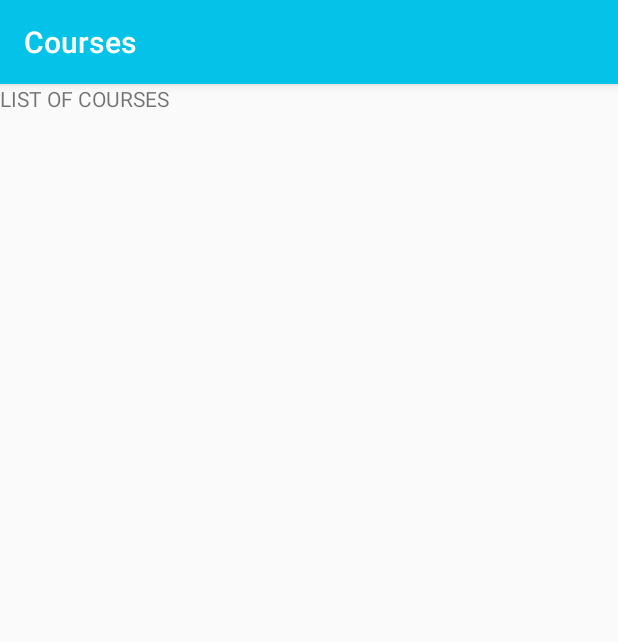
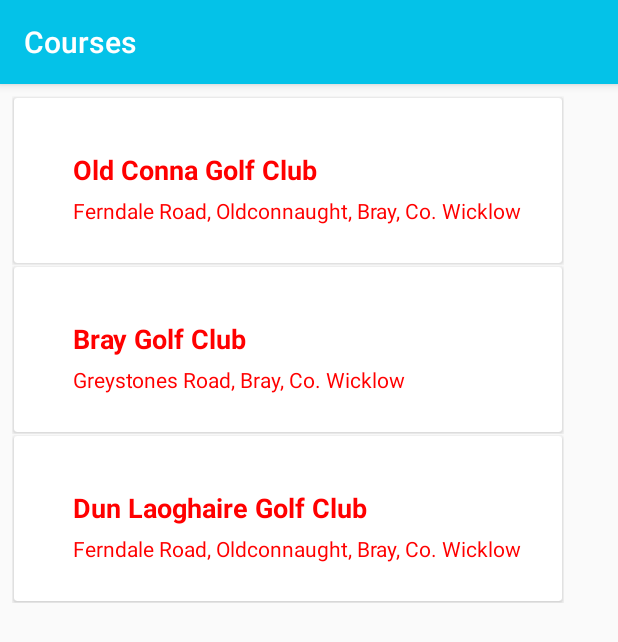
Before and after one commit to sullo09/GolfApp, an Android app: the Courses screen opened directly, with no data from a screen before it, on a phone screen of 412 x 824 dp. Shown: the top 642 px of the screen. Run offline under Robolectric (Android 15) with nearby library versions, the phone set to English and light mode, and no system bars.

Commit message:
tuesday 15rd May

```diff
--- a/app/src/debug/res/values/google_maps_api.xml
+++ b/app/src/debug/res/values/google_maps_api.xml
@@ -8,7 +8,7 @@
 
     You can also add your credentials to an existing key, using these values:
 
-    Package name:
+    Packnameename:
     3E:A9:55:70:D8:17:62:CF:CE:44:04:D4:6B:4B:F8:F7:A9:88:A6:A0
 
     SHA-1 certificate fingerprint:
--- /dev/null
+++ b/app/src/main/java/Adaptor/MyAdapter.java
@@ -0,0 +1,83 @@
+package Adaptor;
+
+import android.content.Context;
+import android.content.Intent;
+import android.support.v7.widget.RecyclerView;
+import android.view.LayoutInflater;
+import android.view.View;
+import android.view.ViewGroup;
+import android.widget.TextView;
+import android.widget.Toast;
+
+import com.example.sullo.golfapp.PlayRound;
+import com.example.sullo.golfapp.R;
+
+import java.util.List;
+
+import Model.ListItem;
+
+/**
+ * Created by sullo on 14/05/2018.
+ */
+
+//
+public class MyAdapter extends RecyclerView.Adapter<MyAdapter.ViewHolder> {
+
+    private Context context;
+    private List<ListItem> listItems;
+
+    public MyAdapter(Context context, List listitem){
+        this.context = context;
+        this.listItems = listitem;
+    }
+
+    @Override
+    public ViewHolder onCreateViewHolder(ViewGroup parent, int viewType) {
+        View view = LayoutInflater.from(parent.getContext())
+                .inflate(R.layout.list_row,parent,false);
+        return new ViewHolder(view);
+    }
+
+    @Override
+    public void onBindViewHolder(MyAdapter.ViewHolder holder, int position) {
+
+        ListItem item = listItems.get(position);
+
+        holder.courseName.setText(item.getCourseName());
+        holder.description.setText(item.getDescription());
+    }
+
+    @Override
+    public int getItemCount() {
+        return listItems.size();
+    }
+
+    // set up all our widgets
+    public class ViewHolder extends RecyclerView.ViewHolder implements View.OnClickListener{
+        public TextView courseName;
+        public  TextView description;
+
+        public ViewHolder(View itemView) {
+            super(itemView);
+
+            itemView.setOnClickListener(this);
+
+            courseName = (TextView) itemView.findViewById(R.id.courseName);
+            description = (TextView) itemView.findViewById(R.id.description);
+
+        }
+
+        @Override
+        public void onClick(View v) {
+            // position of cardview
+            int position = getAdapterPosition();
+
+            ListItem item = listItems.get(position);
+            //Toast.makeText(context, item.getCourseName(),Toast.LENGTH_LONG).show();
+            Intent intent = new Intent(context, PlayRound.class);
+            intent.putExtra("courseName", item.getCourseName());
+
+            context.startActivity(intent);
+        }
+    }
+}
--- /dev/null
+++ b/app/src/main/java/Model/ListItem.java
@@ -0,0 +1,32 @@
+package Model;
+
+/**
+ * Created by sullo on 15/05/2018.
+ */
+
+public class ListItem {
+
+    private String courseName;
+    private String description;
+
+    public ListItem(String courseName, String description) {
+        this.courseName = courseName;
+        this.description = description;
+    }
+
+    public String getCourseName() {
+        return courseName;
+    }
+
+    public void setCourseName(String courseName) {
+        this.courseName = courseName;
+    }
+
+    public String getDescription() {
+        return description;
+    }
+
+    public void setDescription(String description) {
+        this.description = description;
+    }
+}
--- a/app/src/main/java/com/example/sullo/golfapp/Courses.java
+++ b/app/src/main/java/com/example/sullo/golfapp/Courses.java
@@ -1,29 +1,52 @@
 package com.example.sullo.golfapp;
 
-import android.content.Intent;
 import android.support.v7.app.AppCompatActivity;
 import android.os.Bundle;
-import android.view.View;
+import android.support.v7.widget.LinearLayoutManager;
+import android.support.v7.widget.RecyclerView;
 import android.widget.TextView;
+
+import java.util.ArrayList;
+import java.util.List;
+
+import Adaptor.MyAdapter;
+import Model.ListItem;
 
 public class Courses extends AppCompatActivity {
 
     TextView course;
+    private RecyclerView recyclerView;
+    private RecyclerView.Adapter adapter;
+    private List<ListItem> listItems;
 
     @Override
     protected void onCreate(Bundle savedInstanceState) {
         super.onCreate(savedInstanceState);
         setContentView(R.layout.courses);
 
-        course = (TextView) findViewById(R.id.course);
+        recyclerView = (RecyclerView) findViewById(R.id.recyclerViewID);
+        recyclerView.setHasFixedSize(true);
+        recyclerView.setLayoutManager(new LinearLayoutManager(this));
+
+        listItems = new ArrayList<>();
+        ListItem course1 = new ListItem("Old Conna Golf Club", "Ferndale Road, Oldconnaught, Bray, Co. Wicklow");
+        ListItem course2 = new ListItem("Bray Golf Club", "Greystones Road, Bray, Co. Wicklow");
+        ListItem course3 = new ListItem("Dun Laoghaire Golf Club", "Ferndale Road, Oldconnaught, Bray, Co. Wicklow");
 
 
-        course.setOnClickListener(new View.OnClickListener() {
-            @Override
-            public void onClick(View v) {
-                Intent pickCourse = new Intent(Courses.this, PlayRound.class);
-                startActivity(pickCourse);
-            }
-        });
+//        for (int i = 0; i < 5; i++) {
+//            ListItem item = new ListItem(
+//                    "Item" + (i+1),
+//                    "Description"
+//            );
+//            listItems.add(item);
+//        }
+        listItems.add(course1);
+        listItems.add(course2);
+        listItems.add(course3);
+
+
+        adapter = new MyAdapter(this, listItems);
+        recyclerView.setAdapter(adapter);
     }
 }
--- a/app/src/main/java/com/example/sullo/golfapp/MainScreen.java
+++ b/app/src/main/java/com/example/sullo/golfapp/MainScreen.java
@@ -25,7 +25,7 @@ public class MainScreen extends AppCompatActivity {
 
     private RecyclerView recyclerView;
     private RecyclerView.Adapter adaptor;
-//  private List<ListItems> listItems;
+//  private List<ListItem> listItems;
 
     CardView newRoundCard, coursesCard, roundsCard, groupsCard, myProfileCard, distanceMeasureCard;
 
--- a/app/src/main/java/com/example/sullo/golfapp/PlayRoundDetails.java
+++ b/app/src/main/java/com/example/sullo/golfapp/PlayRoundDetails.java
@@ -9,5 +9,7 @@ public class PlayRoundDetails extends AppCompatActivity {
     protected void onCreate(Bundle savedInstanceState) {
         super.onCreate(savedInstanceState);
         setContentView(R.layout.activity_play_round_details);
+
+
     }
 }
--- a/app/src/main/res/layout/activity_playing_round.xml
+++ b/app/src/main/res/layout/activity_playing_round.xml
@@ -254,7 +254,7 @@
             android:textSize="10sp" />
 
         <Button
-            android:id="@+id/tips"
+            android:id="@+id/showHoleTips"
             android:layout_width="wrap_content"
             android:layout_height="wrap_content"
             android:layout_alignParentEnd="true"
--- a/app/src/main/res/layout/courses.xml
+++ b/app/src/main/res/layout/courses.xml
@@ -7,10 +7,21 @@
     tools:context="com.example.sullo.golfapp.Courses">
 
 
-    <TextView
-        android:id="@+id/course"
-        android:layout_width="match_parent"
-        android:layout_height="match_parent"
-        android:text="LIST OF COURSES"/>
+    <!--<TextView-->
+    <!--android:id="@+id/course"-->
+    <!--android:layout_width="match_parent"-->
+    <!--android:layout_height="match_parent"-->
+    <!--android:text="LIST OF COURSES"/>-->
 
+    <android.support.v7.widget.RecyclerView
+        android:id="@+id/recyclerViewID"
+        android:layout_width="368dp"
+        android:layout_height="495dp"
+        android:layout_marginEnd="8dp"
+        android:layout_marginStart="8dp"
+        android:layout_marginTop="8dp"
+        app:layout_constraintEnd_toEndOf="parent"
+        app:layout_constraintHorizontal_bias="0.0"
+        app:layout_constraintStart_toStartOf="parent"
+        app:layout_constraintTop_toTopOf="parent" />
 </android.support.constraint.ConstraintLayout>
--- /dev/null
+++ b/app/src/main/res/layout/list_row.xml
@@ -0,0 +1,44 @@
+<?xml version="1.0" encoding="utf-8"?>
+<RelativeLayout
+    xmlns:android="http://schemas.android.com/apk/res/android"
+    android:layout_width="match_parent"
+    android:layout_height="wrap_content"
+    android:orientation="vertical">
+
+    <android.support.v7.widget.CardView
+        android:id="@+id/cardview"
+        android:layout_width="match_parent"
+        android:layout_height="wrap_content"
+        android:layout_margin="@dimen/cardview_compat_inset_shadow">
+
+        <LinearLayout
+            android:layout_width="match_parent"
+            android:layout_height="wrap_content"
+            android:orientation="vertical"
+            android:padding="25dp">
+
+            <TextView
+                android:id="@+id/courseName"
+                android:layout_width="wrap_content"
+                android:layout_height="wrap_content"
+                android:layout_weight="1"
+                android:paddingLeft="14dp"
+                android:paddingTop="10dp"
+                android:text="Title"
+                android:textColor="#FF0000"
+                android:textSize="18dp"
+                android:textStyle="bold" />
+
+            <TextView
+                android:id="@+id/description"
+                android:layout_width="wrap_content"
+                android:layout_height="wrap_content"
+                android:layout_weight="1"
+                android:paddingLeft="14dp"
+                android:paddingTop="5dp"
+                android:text="description"
+                android:textColor="#FF0000" />
+
+        </LinearLayout>
+    </android.support.v7.widget.CardView>
+</RelativeLayout>
```
Also changed, not shown: app/src/main/java/com/example/sullo/golfapp/Model/Location.java (deleted, +0 -18 lines), app/src/main/java/com/example/sullo/golfapp/PlayRound.java (+48 -44 lines), app/src/main/java/com/example/sullo/golfapp/PlayingRound.java (+29 -29 lines), app/src/main/res/layout/activity_play_round.xml (+17 -18 lines), app/src/main/res/layout/pop_up_details.xml (+13 -3 lines), app/src/main/res/layout/pop_up_tips.xml (+17 -16 lines).
